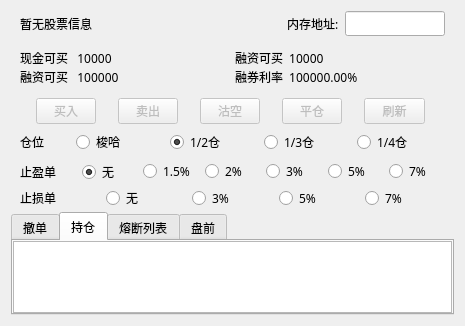
390031942/Lampyris-Trade-Station, file Lampyris Trade Station/Resource/Forms/MainPartUI/PanelMainUIOneKeyTrade.ui: the form before one commit.
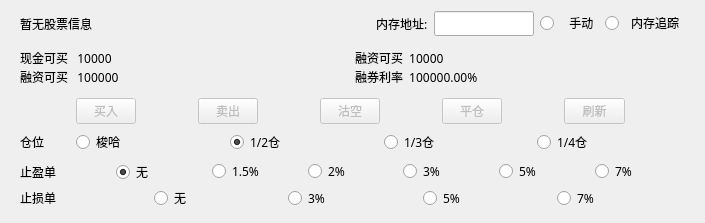
The form after the commit. The open tabs and pages were chosen to show the change.

```diff
--- a/Lampyris Trade Station/Resource/Forms/MainPartUI/PanelMainUIOneKeyTrade.ui
+++ b/Lampyris Trade Station/Resource/Forms/MainPartUI/PanelMainUIOneKeyTrade.ui
@@ -6,8 +6,8 @@
    <rect>
     <x>0</x>
     <y>0</y>
-    <width>465</width>
-    <height>323</height>
+    <width>705</width>
+    <height>207</height>
    </rect>
   </property>
   <property name="windowTitle">
@@ -102,6 +102,20 @@
         </property>
        </widget>
       </item>
+      <item>
+       <widget class="QRadioButton" name="radioButton">
+        <property name="text">
+         <string>   手动</string>
+        </property>
+       </widget>
+      </item>
+      <item>
+       <widget class="QRadioButton" name="radioButton_2">
+        <property name="text">
+         <string>  内存追踪</string>
+        </property>
+       </widget>
+      </item>
      </layout>
     </widget>
    </item>
@@ -710,6 +724,12 @@
    </item>
    <item>
     <widget class="QTabWidget" name="tabWidget">
+     <property name="maximumSize">
+      <size>
+       <width>16777215</width>
+       <height>0</height>
+      </size>
+     </property>
      <property name="font">
       <font>
        <family>黑体</family>
```
Left out of the diff: 6 changed lines with no effect on the pictures.
